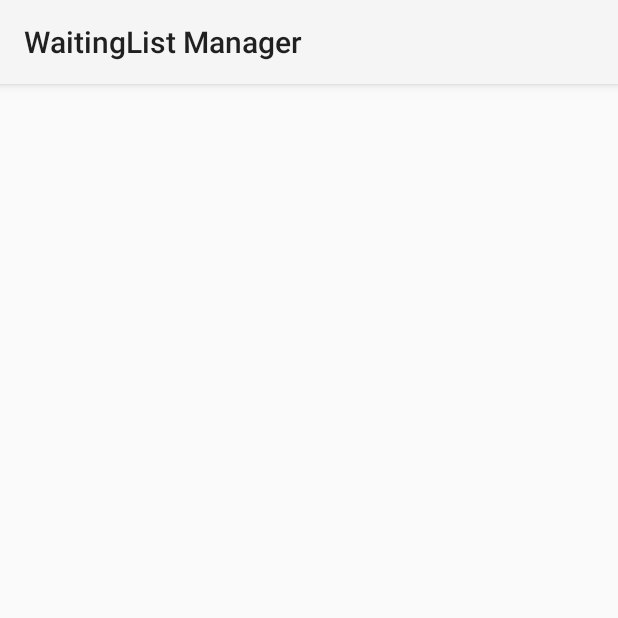
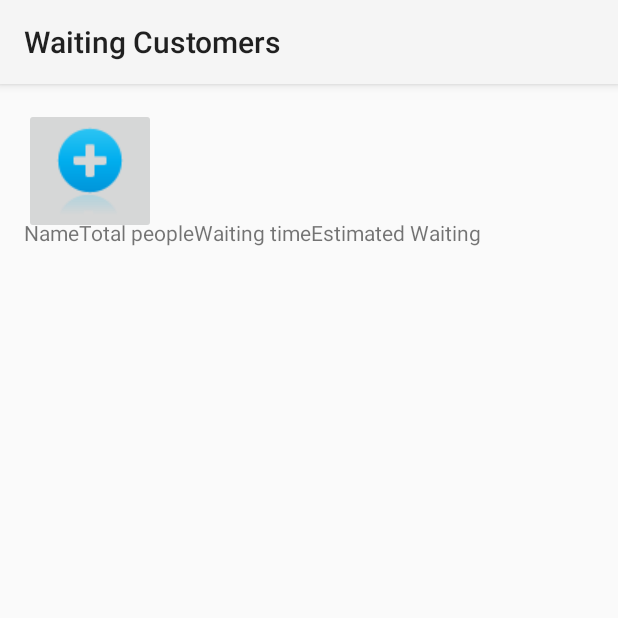
Before and after one commit to Motishjain/WaitingList_Manager, an Android app: the screen it shows after launch (ViewWaitingCustomersActivity), on a phone screen of 412 x 824 dp, the top half of it. Run offline under Robolectric (Android 15) with nearby library versions, the phone set to English and light mode, and no system bars.

Commit message:
link between Add customer and View customer

```diff
--- a/app/src/main/java/com/example/admin/database/WaitingCustomer.java
+++ b/app/src/main/java/com/example/admin/database/WaitingCustomer.java
@@ -4,6 +4,7 @@ import com.j256.ormlite.field.DataType;
 import com.j256.ormlite.field.DatabaseField;
 import com.j256.ormlite.table.DatabaseTable;
 
+import java.io.Serializable;
 import java.sql.Timestamp;
 import java.util.Date;
 
@@ -12,7 +13,7 @@ import java.util.Date;
  */
 
 @DatabaseTable(tableName = "WAITING_CUSTOMER")
-public class WaitingCustomer {
+public class WaitingCustomer implements Serializable {
 
     @DatabaseField (generatedId = true)
     private Integer id;
--- a/app/src/main/java/com/example/admin/waitinglist/AddWaitingCustomerActivity.java
+++ b/app/src/main/java/com/example/admin/waitinglist/AddWaitingCustomerActivity.java
@@ -1,5 +1,6 @@
 package com.example.admin.waitinglist;
 
+import android.content.Intent;
 import android.os.Bundle;
 import android.util.Log;
 import android.view.Menu;
@@ -57,7 +58,9 @@ public class AddWaitingCustomerActivity extends OrmLiteBaseActivity<DBHelper> {
                     e.printStackTrace();
                     //TODO logging
                 }
-
+                Intent viewScreen = new Intent(AddWaitingCustomerActivity.this, ViewWaitingCustomersActivity.class);
+                viewScreen.putExtra("waitingCustomer", waitingCustomer);
+                startActivity(viewScreen);
             }
         });
     }
--- a/app/src/main/res/layout/activity_view_waiting_customers.xml
+++ b/app/src/main/res/layout/activity_view_waiting_customers.xml
@@ -4,7 +4,17 @@
     android:paddingRight="@dimen/activity_horizontal_margin"
     android:paddingTop="@dimen/activity_vertical_margin"
     android:paddingBottom="@dimen/activity_vertical_margin"
-    tools:context="com.example.admin.restrowaiting.ViewWaitingCustomersActivity">
+    tools:context="com.example.admin.waitinglist.ViewWaitingCustomersActivity">
+
+    <ImageButton
+        android:layout_width="wrap_content"
+        android:layout_height="wrap_content"
+        android:id="@+id/imageButton"
+        android:src="@drawable/add_button"
+        android:layout_alignParentTop="true"
+        android:layout_alignParentLeft="true"
+        android:onClick="addButtonListener"
+        android:layout_alignParentStart="true" />
 
     <TableLayout
         android:layout_width="fill_parent"
--- a/app/src/main/res/values/strings.xml
+++ b/app/src/main/res/values/strings.xml
@@ -1,7 +1,8 @@
 <?xml version="1.0" encoding="utf-8"?>
 <resources>
 
-    <string name="app_name">WaitingList Manager</string>
+    <string name="add_waiting_customer">Add Waiting Customer</string>
+    <string name="waiting_customer">Waiting Customers</string>
     <string name="hello_world">Hello world!</string>
     <string name="action_settings">Settings</string>
 
```
Also changed, not shown: app/src/main/AndroidManifest.xml (+8 -2 lines), app/src/main/java/com/example/admin/waitinglist/ViewWaitingCustomersActivity.java (+76 -60 lines), app/src/main/res/drawable/add_button.png (added).
